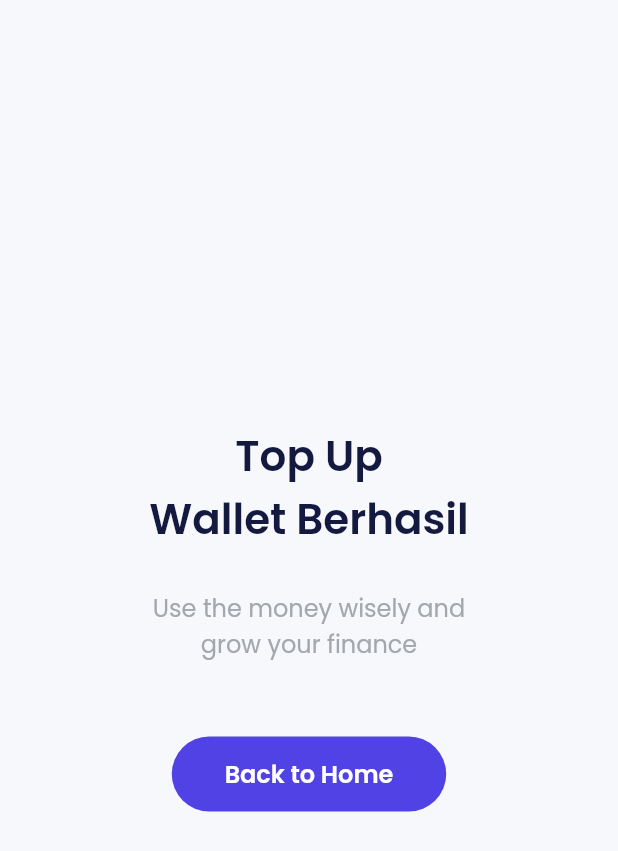
After one commit to Ripat-2345/bank_sha_app, a Flutter app: the TopupSuccessPage screen opened by its route, on a phone screen of 412 x 824 dp. The commit adds this screen. Shown: the top 851 px of the screen. Run offline on Flutter 3.47's test engine with Material 2 defaults, Android fonts, the phone set to English and light mode, and no system bars; our stand-ins replace another_flushbar, bloc, carousel_slider, equatable, flutter_bloc, google_fonts and 1 more.

```diff
--- a/lib/main.dart
+++ b/lib/main.dart
@@ -7,6 +7,7 @@ import 'package:bank_sha_app/ui/pages/profile_edit_success_page.dart';
 import 'package:bank_sha_app/ui/pages/profile_page.dart';
 import 'package:bank_sha_app/ui/pages/topup_amount_page.dart';
 import 'package:bank_sha_app/ui/pages/topup_page.dart';
+import 'package:bank_sha_app/ui/pages/topup_success_page.dart';
 
 import '/ui/pages/home_page.dart';
 import '/ui/pages/sign_up_success_page.dart';
@@ -59,6 +60,7 @@ class MyApp extends StatelessWidget {
           '/profile-edit-success': (context) => const ProfileEditSuccessPage(),
           '/topup': (context) => const TopupPage(),
           '/topup-amount': (context) => const TopupAmountPage(),
+          '/topup-success': (context) => const TopupSuccessPage(),
         },
       ),
     );
--- /dev/null
+++ b/lib/ui/pages/topup_success_page.dart
@@ -0,0 +1,52 @@
+import 'package:bank_sha_app/shared/theme.dart';
+import 'package:bank_sha_app/ui/widgets/buttons.dart';
+import 'package:flutter/material.dart';
+
+class TopupSuccessPage extends StatelessWidget {
+  const TopupSuccessPage({super.key});
+
+  @override
+  Widget build(BuildContext context) {
+    return Scaffold(
+      body: Center(
+        child: Column(
+          mainAxisAlignment: MainAxisAlignment.center,
+          children: [
+            Text(
+              "Top Up\nWallet Berhasil",
+              style: blackTextStyle.copyWith(
+                fontSize: 28,
+                fontWeight: semiBold,
+              ),
+              textAlign: TextAlign.center,
+            ),
+            const SizedBox(
+              height: 26,
+            ),
+            Text(
+              "Use the money wisely and\ngrow your finance",
+              style: greyTextStyle.copyWith(
+                fontSize: 16,
+              ),
+              textAlign: TextAlign.center,
+            ),
+            const SizedBox(
+              height: 50,
+            ),
+            CustomFilledButton(
+              width: 183,
+              title: "Back to Home",
+              onPressed: () {
+                Navigator.pushNamedAndRemoveUntil(
+                  context,
+                  '/home',
+                  (route) => false,
+                );
+              },
+            ),
+          ],
+        ),
+      ),
+    );
+  }
+}
--- a/pubspec.yaml
+++ b/pubspec.yaml
@@ -39,7 +39,7 @@ dependencies:
   google_fonts: ^5.1.0
   carousel_slider: ^4.2.1
   another_flushbar: ^1.12.29
-  intl: ^0.18.0
+  intl: ^0.18.1
   http: ^1.1.0
   bloc: ^8.1.1
   flutter_bloc: ^8.1.2
```
Also changed, not shown: lib/ui/pages/topup_amount_page.dart (+29 -1 lines).
